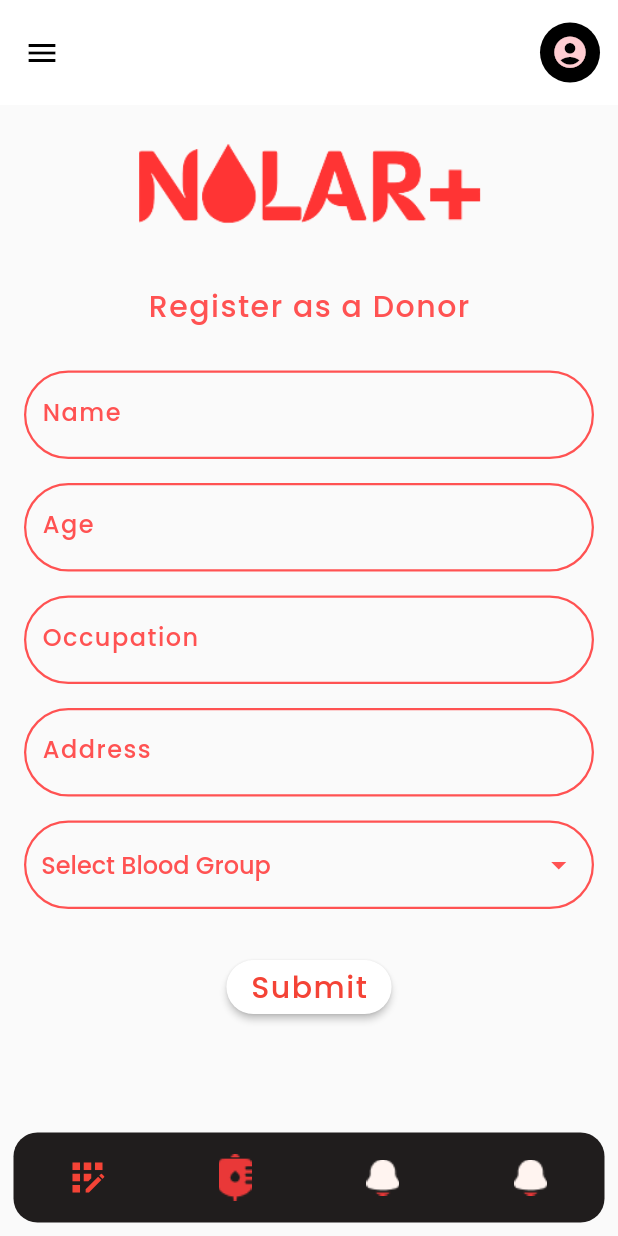
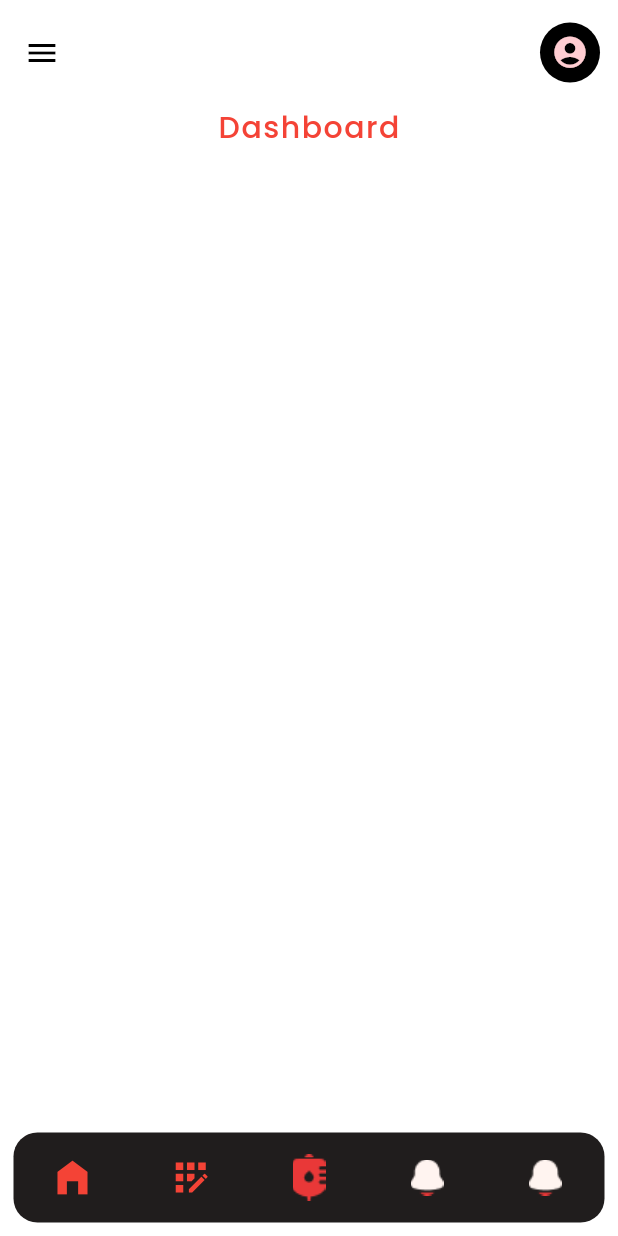
Before and after one commit to HarshaVardanDonta/nolar, a Flutter app: the screen it shows once a user with an empty profile is signed in, on a phone screen of 412 x 824 dp. Run offline on Flutter 3.47's test engine with Material 2 defaults, Android fonts, the phone set to English and light mode, and no system bars; our stand-ins replace carousel_slider, cloud_firestore, firebase_auth, firebase_core, firebase_messaging, firebase_storage and 10 more; missing offline and left inert: dart:ffi; accounts and stored records are empty.

Commit message:
minor ui changes

```diff
--- /dev/null
+++ b/lib/screens/dash,dart.dart
@@ -0,0 +1,19 @@
+import 'package:flutter/material.dart';
+import 'package:nolar/w.dart';
+
+class Dash extends StatefulWidget {
+  const Dash({Key? key}) : super(key: key);
+
+  @override
+  State<Dash> createState() => _DashState();
+}
+
+class _DashState extends State<Dash> {
+  @override
+  Widget build(BuildContext context) {
+    return SafeArea(
+        child: Column(
+      children: [T1(content: "Dashboard", color: Colors.red)],
+    ));
+  }
+}
--- a/lib/screens/home.dart
+++ b/lib/screens/home.dart
@@ -13,6 +13,8 @@ import 'package:permission_handler/permission_handler.dart';
 import 'package:url_launcher/url_launcher.dart';
 import '../w.dart';
 import 'package:image_cropper/image_cropper.dart';
+
+import 'dash,dart.dart';
 
 class Home extends StatefulWidget {
   const Home({super.key});
@@ -48,9 +50,8 @@ class _HomeState extends State<Home> {
       });
     }
 
-
-
     return Scaffold(
+        backgroundColor: Colors.white,
         appBar: (currentUser?.displayName != null &&
                 currentUser?.phoneNumber != null)
             ? AppBar(
@@ -104,16 +105,33 @@ class _HomeState extends State<Home> {
           child: SafeArea(
             child: Container(
               margin: EdgeInsets.all(10),
-              padding: EdgeInsets.all(10),
+              // padding: EdgeInsets.all(10),
               width: MediaQuery.of(context).size.width * 0.6,
-              height: 500,
+              height: 450,
               decoration: BoxDecoration(
                   color: Colors.white, borderRadius: BorderRadius.circular(20)),
               child: Column(
-                crossAxisAlignment: CrossAxisAlignment.stretch,
+                crossAxisAlignment: CrossAxisAlignment.center,
+                children: [
+                  Expanded(
+                    child: Container(
+                      padding: EdgeInsets.all(10),
+                      decoration: BoxDecoration(
+                          gradient: LinearGradient(
+                            begin: Alignment.topCenter,
+                            end: Alignment.bottomCenter,
+                            colors: [
+                              Colors.red,
+                              Colors.white,
+                            ],
+                          ),
+                          borderRadius: BorderRadius.only(
+                              topLeft: Radius.circular(20),
+                              topRight: Radius.circular(20))),
+                      child: Column(
                         children: [
                           CircleAvatar(
-                    radius: 55,
+                            radius: 60,
                             backgroundImage: NetworkImage(picUrl!),
                           ),
                           SizedBox(height: 10),
@@ -122,16 +140,19 @@ class _HomeState extends State<Home> {
                               child: T1(
                                   content: "${currentUser?.displayName}",
                                   color: Colors.redAccent)),
+                        ],
+                      ),
+                    ),
+                  ),
+                  SizedBox(height: 20),
                   DrawerButton(
                     content: "About US",
                     fun: () {},
                   ),
-                  SizedBox(height: 20),
                   DrawerButton(
                     content: "Our Team",
                     fun: () {},
                   ),
-                  SizedBox(height: 20),
                   DrawerButton(
                     content: "Contact US",
                     fun: () async {
@@ -140,12 +161,10 @@ class _HomeState extends State<Home> {
                       await launch(url);
                     },
                   ),
-                  SizedBox(height: 20),
                   DrawerButton(
                     content: "Donate",
                     fun: () {},
                   ),
-                  SizedBox(height: 20),
                   DrawerButton(
                     content: "Logout",
                     fun: () async {
@@ -178,23 +197,24 @@ class _HomeState extends State<Home> {
                       child: Column(
                         children: [
                           Stack(children: [
-
                             ClipRRect(
                               borderRadius: BorderRadius.circular(100),
                               child: Image.network(
                                 picUrl,
                                 height: 150,
                                 width: 150,
-                                fit: BoxFit.fitWidth,
-                                frameBuilder: (context, child, frame, wasSynchronouslyLoaded){
+                                fit: BoxFit.cover,
+                                frameBuilder: (context, child, frame,
+                                    wasSynchronouslyLoaded) {
                                   return child;
                                 },
-                                loadingBuilder: (context, child, loadingProgress){
-                                  if(loadingProgress == null){
+                                loadingBuilder:
+                                    (context, child, loadingProgress) {
+                                  if (loadingProgress == null) {
                                     return child;
-                                  }
-                                  else{
-                                    return Center(child: CircularProgressIndicator());
+                                  } else {
+                                    return Center(
+                                        child: CircularProgressIndicator());
                                   }
                                 },
                               ),
@@ -223,6 +243,12 @@ class _HomeState extends State<Home> {
                                       await storageRef.getDownloadURL();
                                   await currentUser?.updatePhotoURL(imageUrl);
                                   // await currentUser?.updatePhotoURL();
+                                  ScaffoldMessenger.of(context)
+                                      .showSnackBar(SnackBar(
+                                          content: T1(
+                                    content: "Image update success",
+                                    color: Colors.redAccent,
+                                  )));
                                   setState(() {});
                                 },
                                 child: Container(
@@ -328,11 +354,13 @@ class _HomeState extends State<Home> {
                       ),
                     ),
                   ),
-                  //home
+                  Dash(),
+                  //register as a donor
                   Register(),
                   // request blood
                   Request(),
                   //  Notifications
+                  //TODO: implement notifications
                   Padding(
                     padding: const EdgeInsets.all(8.0),
                     child: Column(
@@ -366,10 +394,11 @@ class _HomeState extends State<Home> {
                                     child: ListView(
                                         children: documents
                                             .map((doc) => Card(
-                                                  child:
-                                                      doc==ConnectionState.waiting?
-                                                          CircularProgressIndicator():
-                                                  ListTile(
+                                                  child: doc ==
+                                                          ConnectionState
+                                                              .waiting
+                                                      ? CircularProgressIndicator()
+                                                      : ListTile(
                                                           leading:
                                                               // Image.network(
                                                               //   "https://firebasestorage.googleapis.com/v0/b/nolar-plus.appspot.com/o/profilePics%2F%2B91${doc['phone']}?alt=media&token=15ccf0f7-514a-43fa-821e-310c09cfc826",
@@ -387,17 +416,18 @@ class _HomeState extends State<Home> {
                                                               // ),
                                                               CircleAvatar(
                                                             radius: 50,
-                                                      backgroundImage:
-                                                      doc==ConnectionState.waiting?
-                                                          NetworkImage("https://via.placeholder.com/150x150.png?text=user")
-                                                      :
-                                                      NetworkImage(
+                                                            backgroundImage: doc ==
+                                                                    ConnectionState
+                                                                        .waiting
+                                                                ? NetworkImage(
+                                                                    "https://via.placeholder.com/150x150.png?text=user")
+                                                                : NetworkImage(
                                                                     "https://firebasestorage.googleapis.com/v0/b/nolar-plus.appspot.com/o/profilePics%2F%2B91${doc['phone']}?alt=media&token=15ccf0f7-514a-43fa-821e-310c09cfc826"),
                                                           ),
-                                                    title:
-                                                        Text(doc['UserName']),
-                                                    subtitle:
-                                                        Text(doc['BloodGroup']),
+                                                          title: Text(
+                                                              doc['UserName']),
+                                                          subtitle: Text(doc[
+                                                              'BloodGroup']),
                                                         ),
                                                 ))
                                             .toList()),
@@ -429,10 +459,22 @@ class _HomeState extends State<Home> {
                   crossAxisAlignment: CrossAxisAlignment.center,
                   mainAxisAlignment: MainAxisAlignment.spaceAround,
                   children: [
+                    //home
+                    IconButton(
+                        onPressed: () {
+                          controller.animateToPage(1,
+                              duration: Duration(milliseconds: 500),
+                              curve: Curves.ease);
+                        },
+                        icon: Icon(
+                          Icons.home_filled,
+                          color: Colors.red,
+                          size: 30,
+                        )),
                     //Dashboard
                     IconButton(
                         onPressed: () {
-                          controller.animateToPage(1,
+                          controller.animateToPage(2,
                               duration: Duration(milliseconds: 500),
                               curve: Curves.ease);
                         },
@@ -445,7 +487,7 @@ class _HomeState extends State<Home> {
                     IconButton(
                       icon: Image.asset("assets/RequestBlood.png"),
                       onPressed: () {
-                        controller.animateToPage(2,
+                        controller.animateToPage(3,
                             duration: Duration(milliseconds: 500),
                             curve: Curves.ease);
                       },
@@ -454,7 +496,7 @@ class _HomeState extends State<Home> {
                     IconButton(
                       icon: Image.asset("assets/Notifications.png"),
                       onPressed: () {
-                        controller.animateToPage(3,
+                        controller.animateToPage(4,
                             duration: Duration(milliseconds: 500),
                             curve: Curves.ease);
                       },
@@ -462,7 +504,7 @@ class _HomeState extends State<Home> {
                     IconButton(
                       icon: Image.asset("assets/Notifications.png"),
                       onPressed: () {
-                        controller.animateToPage(4,
+                        controller.animateToPage(5,
                             duration: Duration(milliseconds: 500),
                             curve: Curves.ease);
                       },
--- a/lib/screens/register.dart
+++ b/lib/screens/register.dart
@@ -38,6 +38,7 @@ class _RegisterState extends State<Register> {
   @override
   Widget build(BuildContext context) {
     return Scaffold(
+      backgroundColor: Colors.white,
       body: SafeArea(
           child: Padding(
         padding: const EdgeInsets.all(8.0),
@@ -46,8 +47,6 @@ class _RegisterState extends State<Register> {
             mainAxisAlignment: MainAxisAlignment.center,
             crossAxisAlignment: CrossAxisAlignment.center,
             children: [
-              Image.asset("assets/logo3.png"),
-              SizedBox(height: 20),
               T1(content: "Register as a Donor", color: Colors.redAccent),
               SizedBox(height: 20),
               RegisterTexxtField(
@@ -70,7 +69,7 @@ class _RegisterState extends State<Register> {
                 tooltip: "Select blood type",
                 offset: Offset(1, 0),
                 shape: RoundedRectangleBorder(
-                    borderRadius: BorderRadius.circular(30)),
+                    borderRadius: BorderRadius.circular(16)),
                 onSelected: (index) {
                   setState(() {
                     selectedBlood = dropItems[index];
@@ -79,9 +78,9 @@ class _RegisterState extends State<Register> {
                 //drop down
                 child: Container(
                   margin: EdgeInsets.all(8),
-                  padding: EdgeInsets.fromLTRB(10, 16, 10, 16),
+                  padding: EdgeInsets.fromLTRB(10, 15, 10, 15),
                   decoration: BoxDecoration(
-                      borderRadius: BorderRadius.circular(30),
+                      borderRadius: BorderRadius.circular(16),
                       border: Border.all(color: Colors.redAccent, width: 1.5)),
                   child: Row(
                     mainAxisAlignment: MainAxisAlignment.spaceBetween,
@@ -119,9 +118,9 @@ class _RegisterState extends State<Register> {
               SizedBox(height: 20),
               ElevatedButton(
                   style: ElevatedButton.styleFrom(
-                      backgroundColor: Colors.white,
+                      backgroundColor: Colors.red[100],
                       shape: RoundedRectangleBorder(
-                          borderRadius: BorderRadius.circular(50))),
+                          borderRadius: BorderRadius.circular(10))),
                   onPressed: () async {
                     if(
                     nameController!= null &&
```
Also changed, not shown: lib/screens/request.dart (+9 -10 lines), lib/w.dart (+6 -5 lines). Lines whose indentation alone changed are shown as unchanged.
